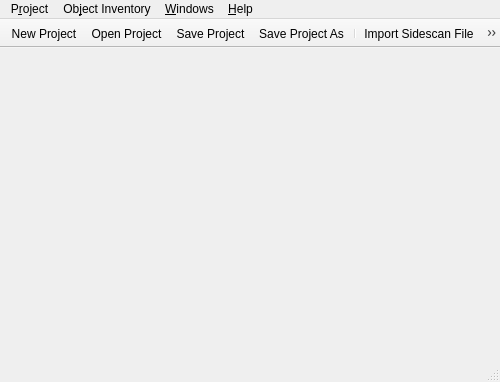
Qt form src/OpenSidescan/ui/mainwindow/mainwindow.ui (CIDCO-dev/OpenSidescan) before a commit.
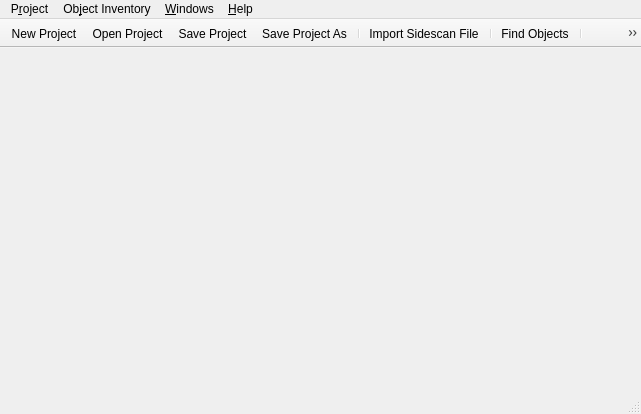
The same form after that commit. Icons and pictures are not drawn.

```diff
--- a/src/OpenSidescan/ui/mainwindow/mainwindow.ui
+++ b/src/OpenSidescan/ui/mainwindow/mainwindow.ui
@@ -6,8 +6,8 @@
    <rect>
     <x>0</x>
     <y>0</y>
-    <width>500</width>
-    <height>382</height>
+    <width>641</width>
+    <height>414</height>
    </rect>
   </property>
   <property name="windowTitle">
@@ -23,7 +23,7 @@
     <rect>
      <x>0</x>
      <y>0</y>
-     <width>500</width>
+     <width>641</width>
      <height>22</height>
     </rect>
    </property>
@@ -98,6 +98,8 @@
    <addaction name="actionImport"/>
    <addaction name="separator"/>
    <addaction name="actionFindObjects"/>
+   <addaction name="separator"/>
+   <addaction name="actionMonitor"/>
   </widget>
   <widget class="QStatusBar" name="statusBar"/>
   <action name="actionImport">
@@ -242,6 +244,19 @@
     <string>VesselGeometry</string>
    </property>
   </action>
+  <action name="actionMonitor">
+   <property name="checkable">
+    <bool>true</bool>
+   </property>
+   <property name="icon">
+    <iconset resource="../../resources.qrc">
+     <normaloff>:/Images/resources/play.png</normaloff>
+     <activeon>:/Images/resources/stop.png</activeon>:/Images/resources/play.png</iconset>
+   </property>
+   <property name="text">
+    <string>Monitor Start</string>
+   </property>
+  </action>
  </widget>
  <layoutdefault spacing="6" margin="11"/>
  <resources>
```
